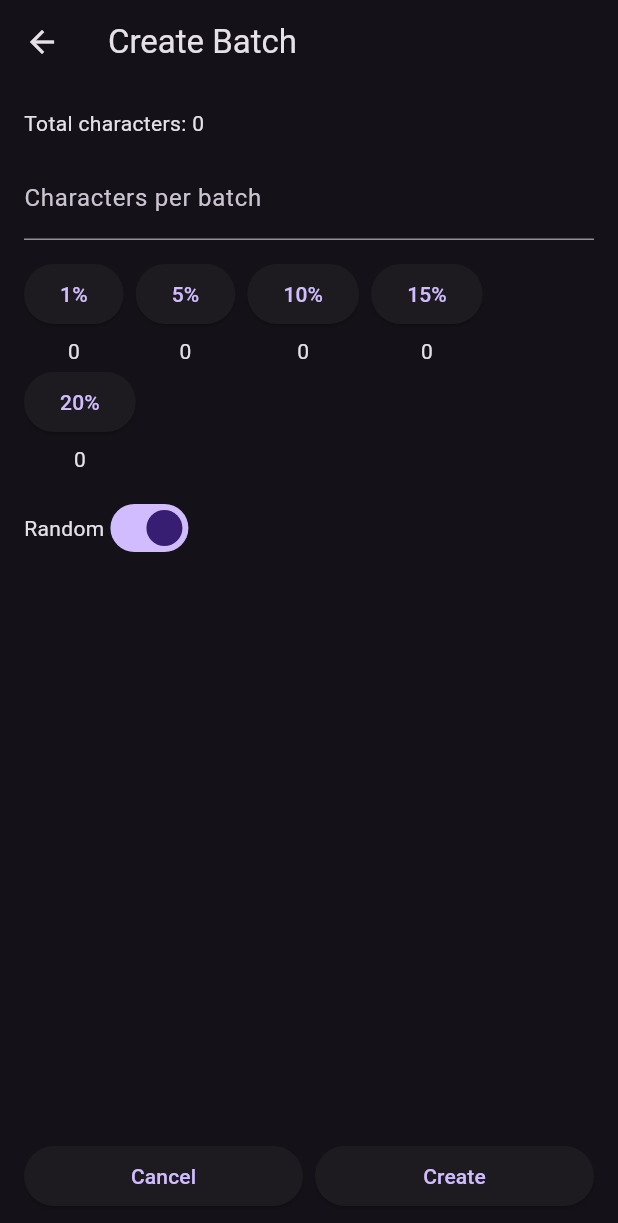
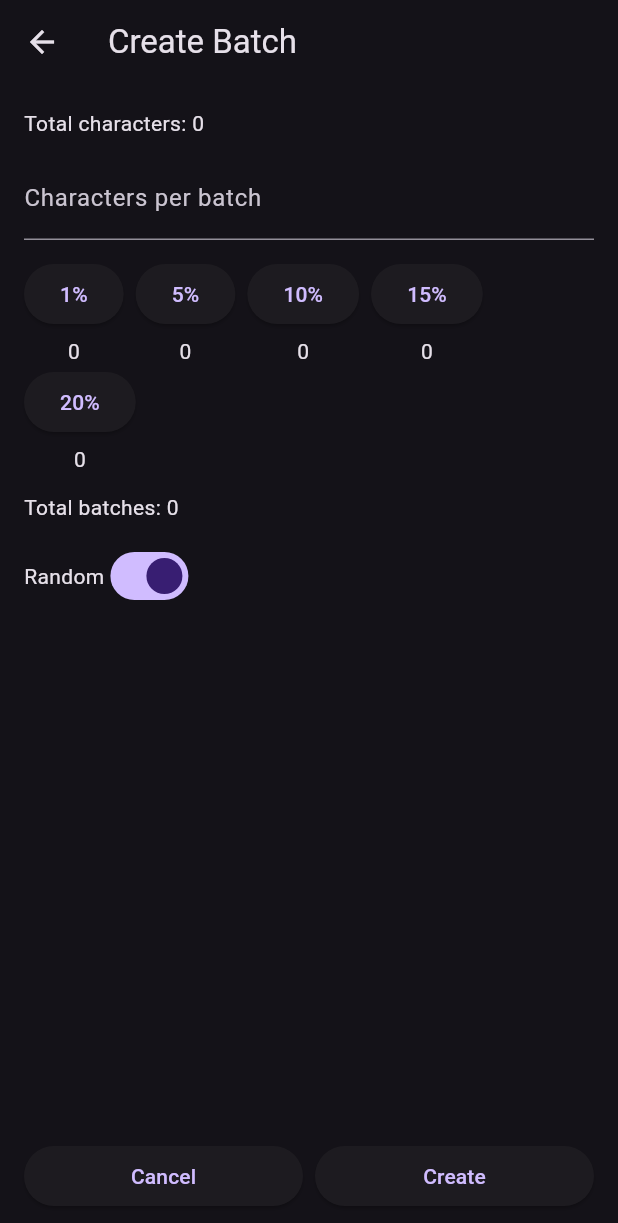
Before and after one commit to EnriqueMoran/hanziapp, a Flutter app: the BatchCreationScreen screen opened directly, on a phone screen of 412 x 824 dp. Shown: the top 1223 px of the screen. Run offline on Flutter 3.47's test engine with Material 3 defaults, Android fonts, the phone set to English and light mode, and no system bars; our stand-ins replace reorderables; network calls fail.

Commit message:
Update review and batch creation UIs

```diff
--- a/lib/screens/batch_creation_screen.dart
+++ b/lib/screens/batch_creation_screen.dart
@@ -18,6 +18,11 @@ class _BatchCreationScreenState extends State<BatchCreationScreen> {
   List<Character> _characters = [];
 
   int get _total => _characters.length;
+  int get _batchCount {
+    final size = int.tryParse(_sizeController.text) ?? 0;
+    if (size <= 0 || _total == 0) return 0;
+    return (_total + size - 1) ~/ size;
+  }
 
   @override
   void initState() {
@@ -93,12 +98,15 @@ class _BatchCreationScreenState extends State<BatchCreationScreen> {
             TextField(
               controller: _sizeController,
               keyboardType: TextInputType.number,
+              onChanged: (_) => setState(() {}),
               decoration: const InputDecoration(
                 labelText: 'Characters per batch',
               ),
             ),
             const SizedBox(height: 12),
             Wrap(spacing: 8, children: percentButtons),
+            const SizedBox(height: 12),
+            Text('Total batches: $_batchCount'),
             const SizedBox(height: 12),
             Row(
               children: [
```
Also changed, not shown: lib/screens/character_review_screen.dart (+5 -2 lines).
